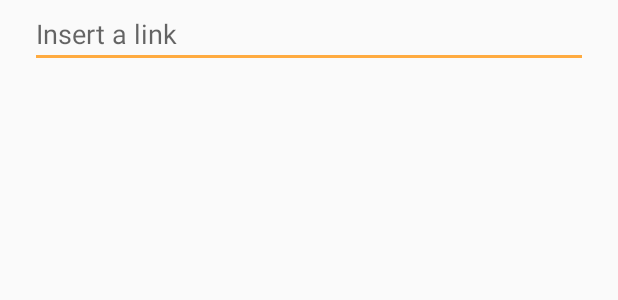
After one commit to chinalwb/Android-Rich-text-Editor, an Android app: the layout are_link_insert.xml on its own in the app's theme, with its tools: preview values and no code run, on a phone screen of 412 x 824 dp. The commit adds this screen. Shown: the top 300 px of the screen. Run offline under Robolectric (Android 15) with nearby library versions, the phone set to English and light mode, and no system bars.

Commit message:
Implemented Insert a Link

```diff
--- /dev/null
+++ b/ARE/app/src/main/res/layout/are_link_insert.xml
@@ -0,0 +1,16 @@
+<?xml version="1.0" encoding="utf-8"?>
+<LinearLayout xmlns:android="http://schemas.android.com/apk/res/android"
+    android:orientation="vertical"
+    android:layout_width="match_parent"
+    android:layout_height="match_parent">
+
+    <EditText
+        android:id="@+id/are_insert_link_edit"
+        android:layout_width="match_parent"
+        android:layout_height="wrap_content"
+        android:hint="@string/are_link_insert_hint"
+        android:layout_marginLeft="20dp"
+        android:layout_marginRight="20dp"
+        android:inputType="textNoSuggestions"
+        />
+</LinearLayout>
--- a/ARE/app/src/main/res/values/strings.xml
+++ b/ARE/app/src/main/res/values/strings.xml
@@ -4,5 +4,8 @@
     <string name="app_name">ARE</string>
     <string name="hello_world">Hello world!</string>
     <string name="action_settings">Settings</string>
-
+    <string name="are_link_title">Link</string>
+    <string name="are_link_insert_hint">Insert a link</string>
+    <string name="ok">OK</string>
+    <string name="cancel">Cancel</string>
 </resources>
```
Also changed, not shown: ARE/app/src/main/java/com/chinalwb/are/styles/ARE_Link.java (added, +127 -0 lines), ARE/app/src/main/java/com/chinalwb/are/styles/toolbar/ARE_Toolbar.java (+17 -0 lines).
